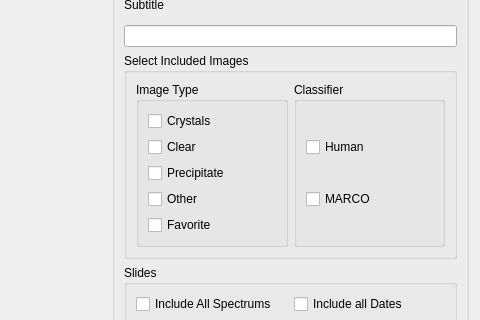
Above: pyqt_designer/pptx_designer.ui from Hauptman-Woodward/Marco_Polo before the change; both pictures show x 263 to 743 and y 114 to 434 of the 743 by 555 pixel window. Below: the same form after it.
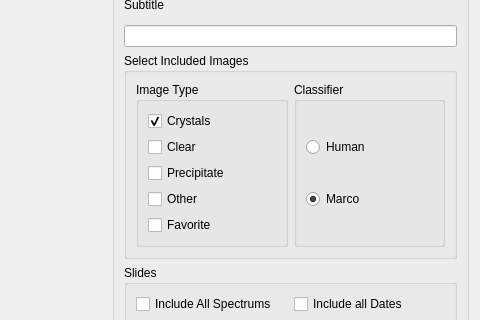
That is the form after the change. Custom widgets are drawn as their Qt base class.

What changed in the file:
```diff
--- a/pyqt_designer/pptx_designer.ui
+++ b/pyqt_designer/pptx_designer.ui
@@ -63,6 +63,9 @@
               <property name="text">
                <string>Crystals</string>
               </property>
+              <property name="checked">
+               <bool>true</bool>
+              </property>
              </widget>
             </item>
             <item>
@@ -103,16 +106,19 @@
            </property>
            <layout class="QVBoxLayout" name="verticalLayout_2">
             <item>
-             <widget class="QCheckBox" name="checkBox_6">
+             <widget class="QRadioButton" name="radioButton">
               <property name="text">
                <string>Human</string>
               </property>
              </widget>
             </item>
             <item>
-             <widget class="QCheckBox" name="checkBox_7">
+             <widget class="QRadioButton" name="radioButton_2">
               <property name="text">
-               <string>MARCO</string>
+               <string>Marco</string>
+              </property>
+              <property name="checked">
+               <bool>true</bool>
               </property>
              </widget>
             </item>
```
